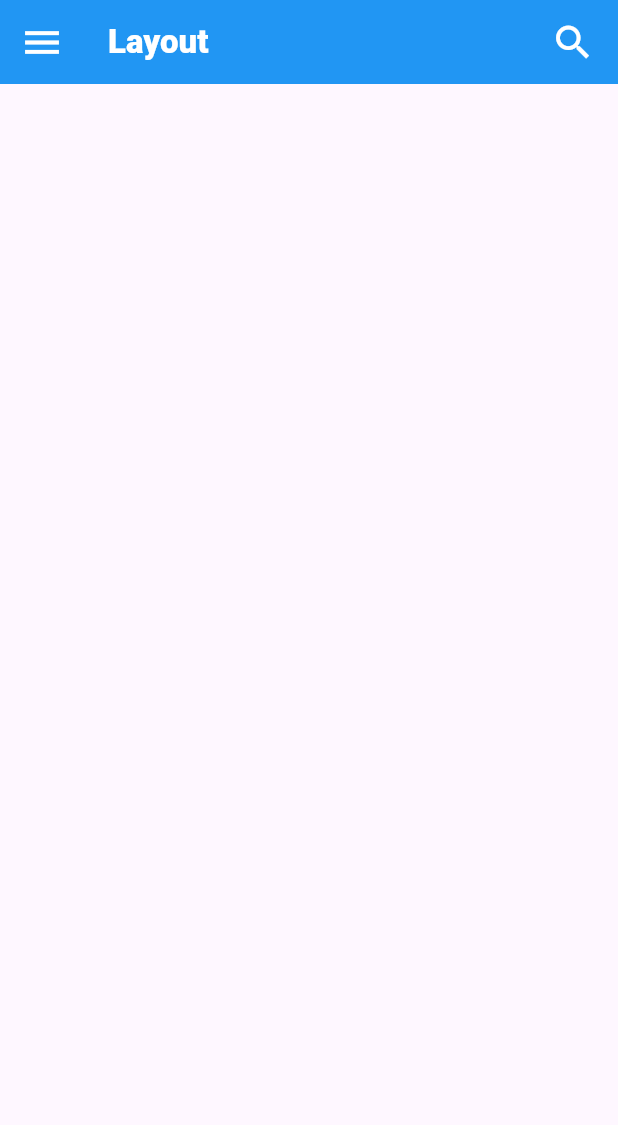
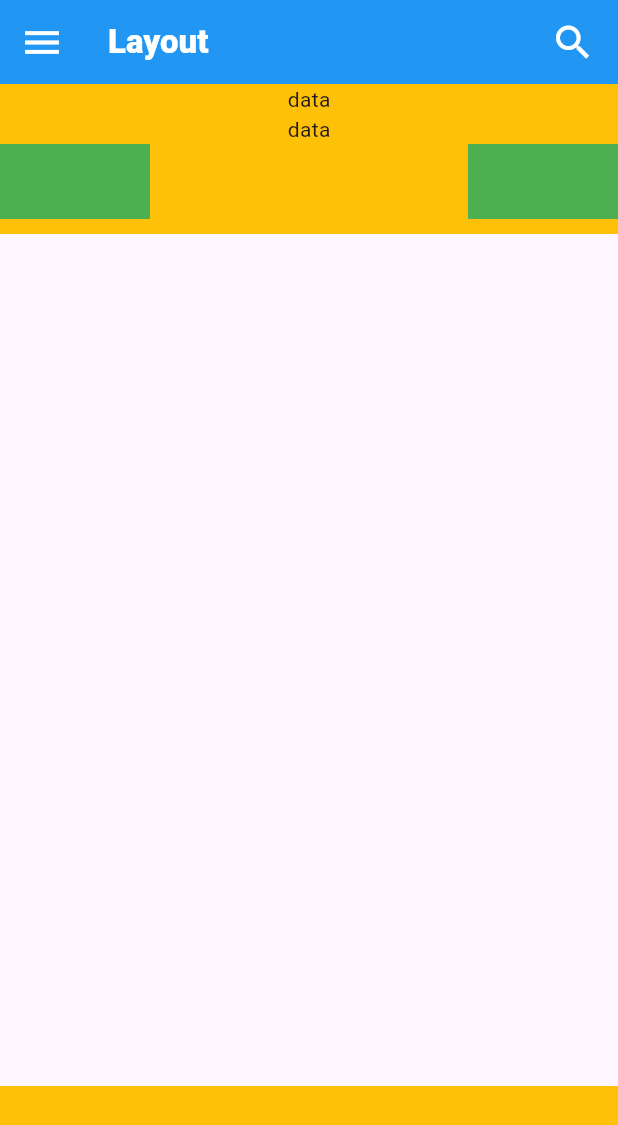
Before and after one commit to DP-Flutter-course/layout-app-2, a Flutter app: the screen it shows after launch, on a phone screen of 412 x 824 dp. Shown: the top 1125 px of the screen. Run offline on Flutter 3.47's test engine with Material 3 defaults, Android fonts, the phone set to English and light mode, and no system bars.

Commit message:
structure of first contaner

```diff
--- a/layout_app_2/lib/main.dart
+++ b/layout_app_2/lib/main.dart
@@ -13,7 +13,7 @@
       debugShowCheckedModeBanner: false,
       home: Scaffold(
         appBar: AppBar(
-          leading: Icon(Icons.menu, color: Colors.white, size: 30, ),
+          leading: Icon(Icons.menu, color: Colors.white, size: 30),
           title: Text(
             'Layout',
             style: TextStyle(color: Colors.white, fontWeight: FontWeight.w900),
@@ -21,7 +21,7 @@
           actions: [
             Padding(
               padding: const EdgeInsets.fromLTRB(0, 0, 15, 0),
-              child: Icon(Icons.search, color: Colors.white, size: 30,),
+              child: Icon(Icons.search, color: Colors.white, size: 30),
             ),
           ],
           backgroundColor: Colors.blue,
@@ -29,7 +29,27 @@
 
         body: Column(
           mainAxisAlignment: MainAxisAlignment.spaceBetween,
-
+          children: [
+            Container(
+              color: Colors.amber,
+              height: 100,
+              width: double.infinity,
+              child: Column(
+                children: [
+                  Text('data'),
+                  Text('data'),
+                  Row(
+                    mainAxisAlignment: MainAxisAlignment.spaceBetween,
+                    children: [
+                      Container(color: Colors.green, height: 50, width: 100),
+                      Container(color: Colors.green, height: 50, width: 100),
+                    ],
+                  ),
+                ],
+              ),
+            ),
+            Container(color: Colors.amber, height: 100, width: double.infinity),
+          ],
         ),
       ),
     );
```
